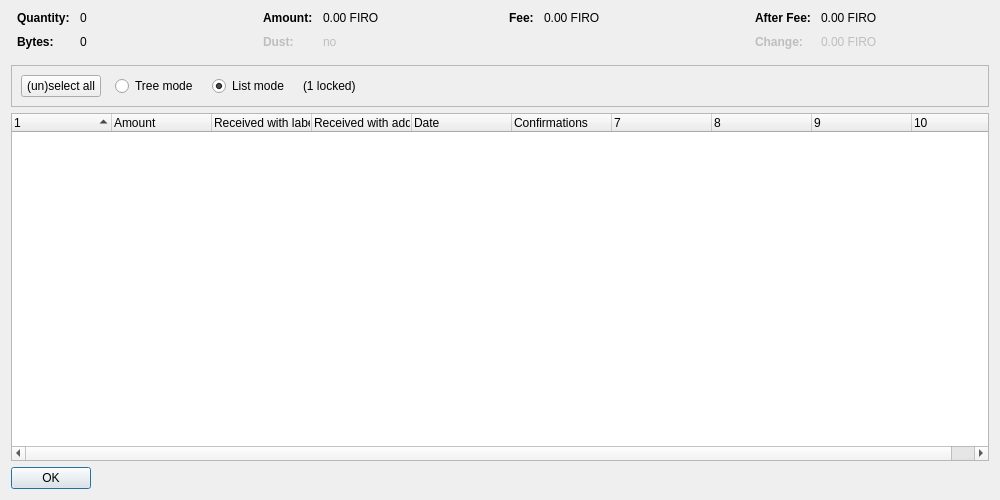
SPC-beta/firo, file src/qt/forms/coincontroldialog.ui: the form before one commit.
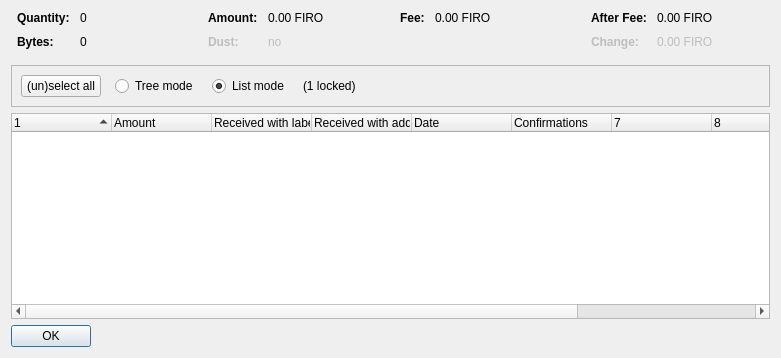
The form after the commit. Custom widgets are drawn as their Qt base class.

```diff
--- a/src/qt/forms/coincontroldialog.ui
+++ b/src/qt/forms/coincontroldialog.ui
@@ -6,8 +6,8 @@
    <rect>
     <x>0</x>
     <y>0</y>
-    <width>1000</width>
-    <height>500</height>
+    <width>781</width>
+    <height>358</height>
    </rect>
   </property>
   <property name="windowTitle">
```
